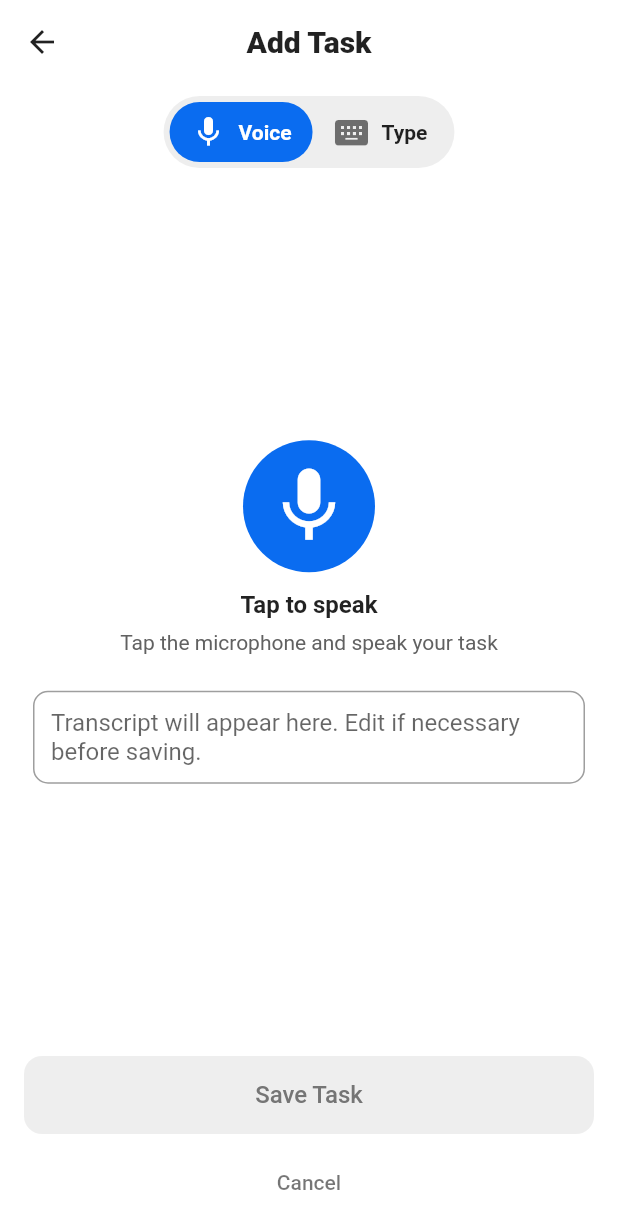
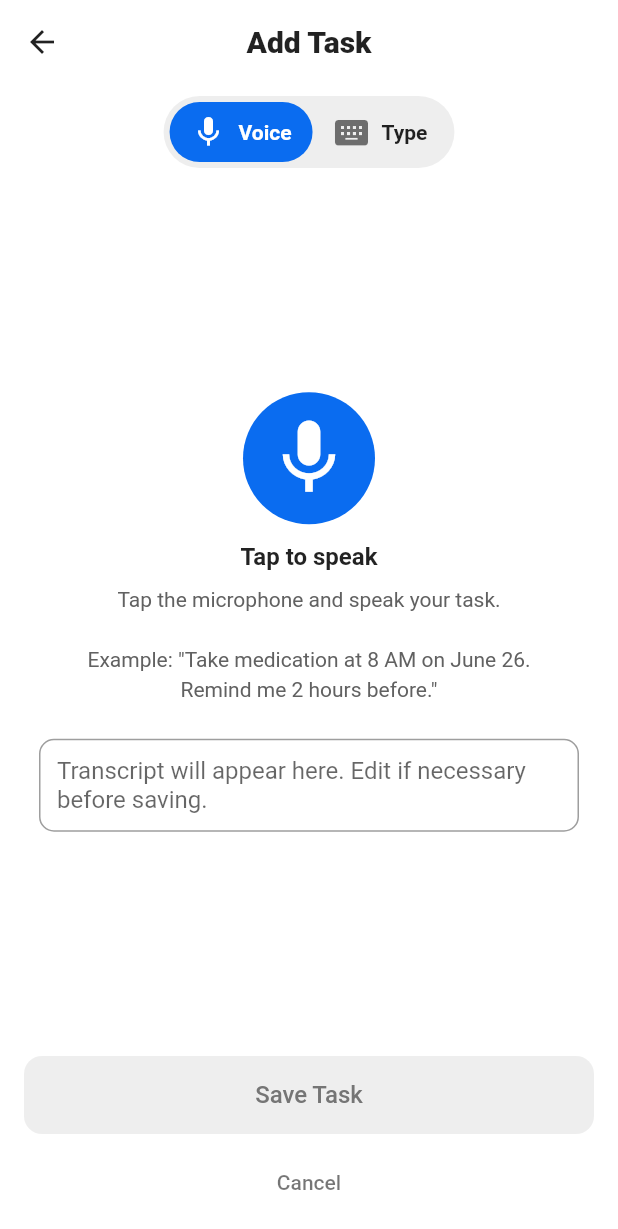
Before and after one commit to YangMin1022/easycare_to_do_app, a Flutter app: the AddTaskPage screen opened directly, on a phone screen of 412 x 824 dp. Shown: the top 1229 px of the screen. Run offline on Flutter 3.47's test engine with Material 3 defaults, Android fonts, the phone set to English and light mode, and no system bars; our stand-ins replace drift, flutter_local_notifications, flutter_timezone, flutter_tts, shared_preferences, speech_to_text and 1 more; accounts and stored records are empty; generated files the repository leaves out were written again.

```diff
--- a/lib/add_task.dart
+++ b/lib/add_task.dart
@@ -433,15 +433,18 @@ class _AddTaskPageState extends State<AddTaskPage> {
           const SizedBox(height: 12),
           Text(_isListening ? 'Listening...' : (_speechEnabled ? 'Tap to speak' : 'Mic unavailable'), style: const TextStyle(fontSize: 16, fontWeight: FontWeight.w600)),
           const SizedBox(height: 8),
-          Text(
-            'Tap the microphone and speak your task',
-            style: TextStyle(fontSize: 14, color: Colors.grey.shade700),
-            textAlign: TextAlign.center,
+          Padding(
+            padding: const EdgeInsets.symmetric(horizontal: 24.0),
+            child: Text(
+              'Tap the microphone and speak your task.\n\nExample: "Take medication at 8 AM on June 26. Remind me 2 hours before."',
+              style: TextStyle(fontSize: 14, color: Colors.grey.shade700, height: 1.4),
+              textAlign: TextAlign.center,
+            ),
           ),
           const SizedBox(height: 24),
           // Show transcript editor for confirmation (editable)
           Padding(
-            padding: const EdgeInsets.symmetric(horizontal: 6),
+            padding: const EdgeInsets.symmetric(horizontal: 10),
             child: TextField(
               minLines: 2,
               maxLines: 4,
```
Also changed, not shown: lib/main.dart (+31 -9 lines).
